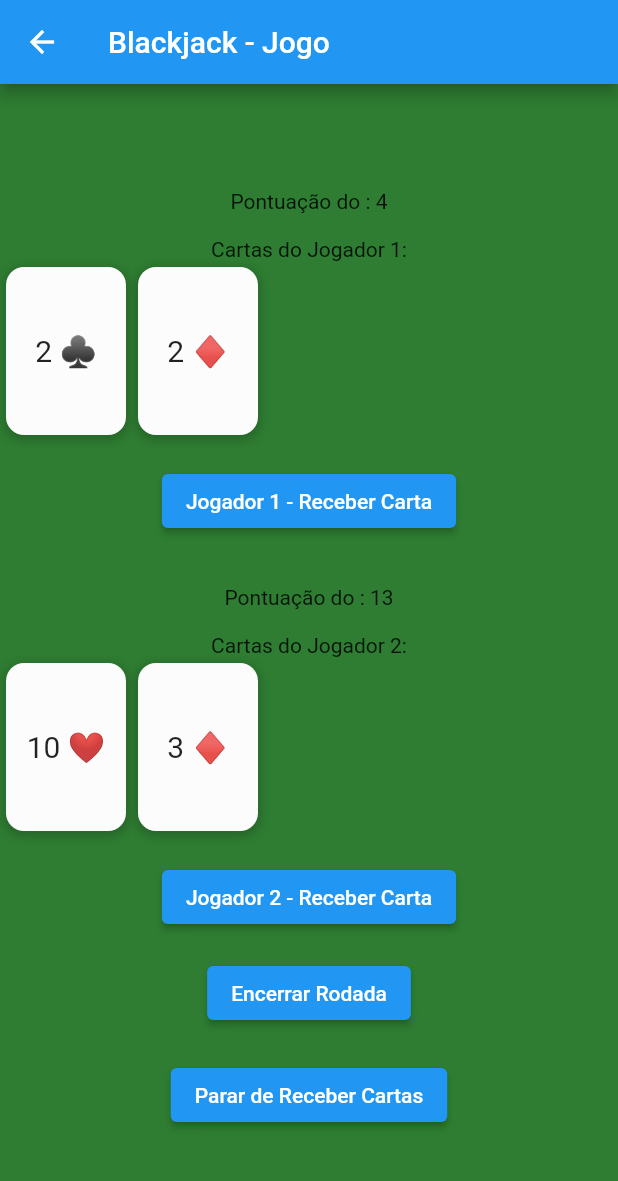
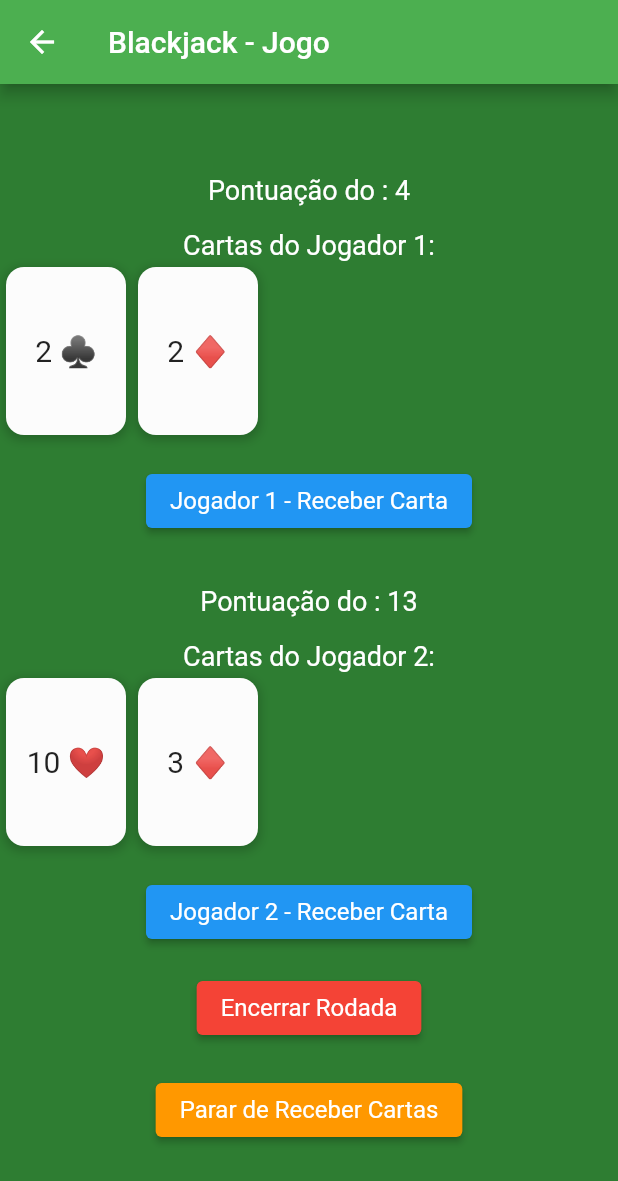
Before and after one commit to Eduardo-Alves-de-Sousa/Black_Jack, a Flutter app: the JogoBlackjack screen opened directly with empty values, on a phone screen of 412 x 824 dp. Shown: the top 1181 px of the screen. Run offline on Flutter 3.47's test engine with Material 2 defaults, Android fonts, the phone set to English and light mode, and no system bars.

Commit message:
Adicionado: Corrigindo alguns bugs e alteração na interface para melhor visualização para o usuario.

```diff
--- a/jogo/lib/jogo_blackjack.dart
+++ b/jogo/lib/jogo_blackjack.dart
@@ -12,6 +12,7 @@ class JogoBlackjack extends StatefulWidget {
       : super(key: key);
 
   @override
+  // ignore: library_private_types_in_public_api
   _JogoBlackjackState createState() => _JogoBlackjackState();
 }
 
@@ -50,15 +51,22 @@ class _JogoBlackjackState extends State<JogoBlackjack> {
     return Scaffold(
       appBar: AppBar(
         title: const Text('Blackjack - Jogo'),
+        backgroundColor: Colors.green,
       ),
       backgroundColor: const Color(0xFF2E7D32),
       body: Center(
         child: Column(
           mainAxisAlignment: MainAxisAlignment.center,
           children: <Widget>[
-            Text('Pontuação do ${jogador1.nome}: ${jogador1.obterPontuacao()}'),
+            Text(
+              'Pontuação do ${jogador1.nome}: ${jogador1.obterPontuacao()}',
+              style: const TextStyle(fontSize: 18, color: Colors.white),
+            ),
             const SizedBox(height: 16),
-            const Text('Cartas do Jogador 1:'),
+            const Text(
+              'Cartas do Jogador 1:',
+              style: TextStyle(fontSize: 18, color: Colors.white),
+            ),
             SizedBox(
               height: cardHeight,
               child: ListView.builder(
@@ -77,12 +85,22 @@ class _JogoBlackjackState extends State<JogoBlackjack> {
                   jogadorReceberCarta(jogador1);
                 });
               },
+              style: ElevatedButton.styleFrom(
+                backgroundColor: Colors.blue,
+                textStyle: const TextStyle(fontSize: 16),
+              ),
               child: const Text('Jogador 1 - Receber Carta'),
             ),
             const SizedBox(height: 32),
-            Text('Pontuação do ${jogador2.nome}: ${jogador2.obterPontuacao()}'),
+            Text(
+              'Pontuação do ${jogador2.nome}: ${jogador2.obterPontuacao()}',
+              style: const TextStyle(fontSize: 18, color: Colors.white),
+            ),
             const SizedBox(height: 16),
-            const Text('Cartas do Jogador 2:'),
+            const Text(
+              'Cartas do Jogador 2:',
+              style: TextStyle(fontSize: 18, color: Colors.white),
+            ),
             SizedBox(
               height: cardHeight,
               child: ListView.builder(
@@ -101,6 +119,10 @@ class _JogoBlackjackState extends State<JogoBlackjack> {
                   jogadorReceberCarta(jogador2);
                 });
               },
+              style: ElevatedButton.styleFrom(
+                backgroundColor: Colors.blue,
+                textStyle: const TextStyle(fontSize: 16),
+              ),
               child: const Text('Jogador 2 - Receber Carta'),
             ),
             const SizedBox(height: 16),
@@ -110,6 +132,10 @@ class _JogoBlackjackState extends State<JogoBlackjack> {
                   encerrarRodada();
                 });
               },
+              style: ElevatedButton.styleFrom(
+                backgroundColor: Colors.red,
+                textStyle: const TextStyle(fontSize: 16),
+              ),
               child: const Text('Encerrar Rodada'),
             ),
             const SizedBox(height: 20),
@@ -121,6 +147,10 @@ class _JogoBlackjackState extends State<JogoBlackjack> {
                     mostrarResultadoDialog();
                   });
                 },
+                style: ElevatedButton.styleFrom(
+                  backgroundColor: Colors.green,
+                  textStyle: const TextStyle(fontSize: 16),
+                ),
                 child: const Text('Jogador Vence (21 pontos)'),
               ),
             if (jogador1.obterPontuacao() < 21 ||
@@ -131,6 +161,10 @@ class _JogoBlackjackState extends State<JogoBlackjack> {
                     pararDeReceberCartas();
                   });
                 },
+                style: ElevatedButton.styleFrom(
+                  backgroundColor: Colors.orange,
+                  textStyle: const TextStyle(fontSize: 16),
+                ),
                 child: const Text('Parar de Receber Cartas'),
               ),
           ],
@@ -282,23 +316,21 @@ class _JogoBlackjackState extends State<JogoBlackjack> {
     String resultado = 'Derrota';
 
     // Verificar se o jogador venceu
-    if (jogador.obterPontuacao() <= 21 &&
-        (jogador == jogador1 ||
-            (jogador == jogador2 && jogador1.obterPontuacao() > 21))) {
+    if ((jogador == jogador1 && jogador1.obterPontuacao() <= 21) &&
+        (jogador2.obterPontuacao() > 21 ||
+            jogador1.obterPontuacao() > jogador2.obterPontuacao())) {
       resultado = 'Vitória';
-    } else if (jogador.obterPontuacao() <= 21 &&
-        jogador1.obterPontuacao() > 21 &&
-        jogador == jogador2) {
+    } else if ((jogador == jogador2 && jogador2.obterPontuacao() <= 21) &&
+        (jogador1.obterPontuacao() > 21 ||
+            jogador2.obterPontuacao() > jogador1.obterPontuacao())) {
       resultado = 'Vitória';
-    } else if (jogador.obterPontuacao() <= 21 &&
-        jogador1.obterPontuacao() <= 21 &&
-        jogador2.obterPontuacao() <= 21 &&
-        jogador.obterPontuacao() > jogador1.obterPontuacao() &&
-        jogador.obterPontuacao() > jogador2.obterPontuacao()) {
-      resultado = 'Vitória';
-    } else if (jogador.obterPontuacao() == jogador1.obterPontuacao() &&
-        jogador.obterPontuacao() == jogador2.obterPontuacao()) {
-      resultado = 'Empate';
+    } else if (jogador1.obterPontuacao() <= 21 &&
+        jogador2.obterPontuacao() <= 21) {
+      if (jogador1.obterPontuacao() == jogador2.obterPontuacao()) {
+        resultado = 'Empate';
+      } else if (jogador1.obterPontuacao() > jogador2.obterPontuacao()) {
+        resultado = 'Vitória';
+      }
     }
 
     Historico.adicionarJogo(
```
